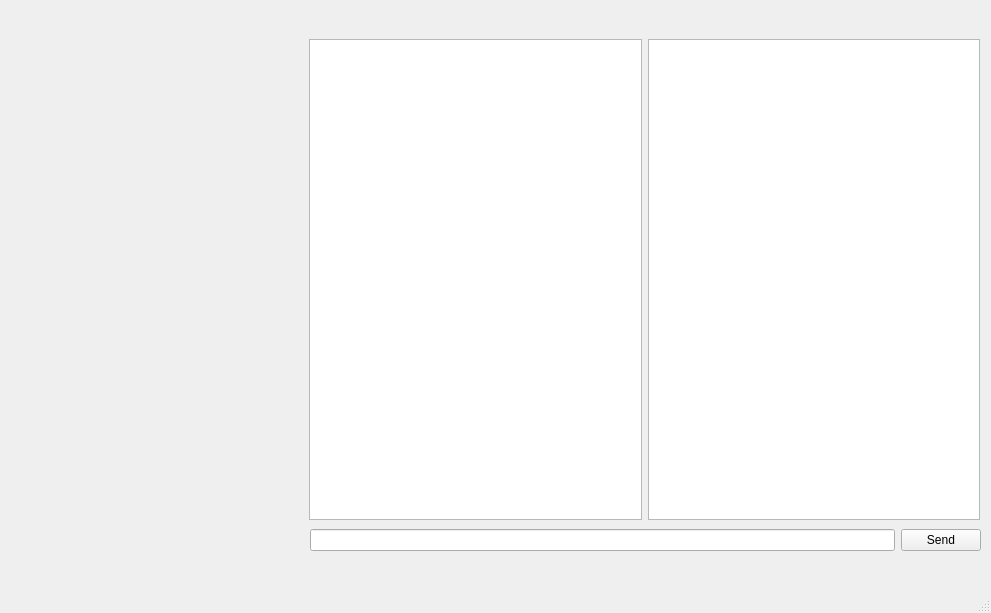
AP-projects-4001/yek-payam-daram, file mainpage.ui: the form before one commit.
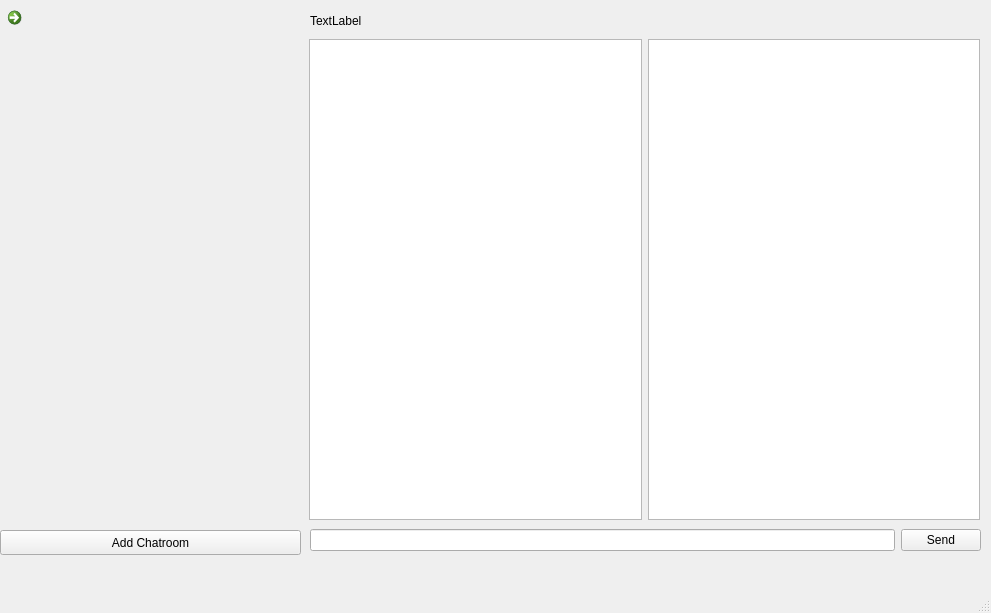
The form after the commit.

```diff
--- a/mainpage.ui
+++ b/mainpage.ui
@@ -18,9 +18,9 @@
     <property name="geometry">
      <rect>
       <x>0</x>
-      <y>0</y>
-      <width>311</width>
-      <height>561</height>
+      <y>40</y>
+      <width>301</width>
+      <height>481</height>
      </rect>
     </property>
     <layout class="QVBoxLayout" name="chatroomlistLayout"/>
@@ -74,7 +74,41 @@
       <height>41</height>
      </rect>
     </property>
-    <layout class="QHBoxLayout" name="horizontalLayout_3"/>
+    <layout class="QHBoxLayout" name="horizontalLayout_3">
+     <item>
+      <widget class="QLabel" name="label">
+       <property name="text">
+        <string>TextLabel</string>
+       </property>
+      </widget>
+     </item>
+    </layout>
+   </widget>
+   <widget class="QPushButton" name="pushButton">
+    <property name="geometry">
+     <rect>
+      <x>0</x>
+      <y>530</y>
+      <width>301</width>
+      <height>25</height>
+     </rect>
+    </property>
+    <property name="text">
+     <string>Add Chatroom</string>
+    </property>
+   </widget>
+   <widget class="QCommandLinkButton" name="settingButton">
+    <property name="geometry">
+     <rect>
+      <x>0</x>
+      <y>0</y>
+      <width>301</width>
+      <height>41</height>
+     </rect>
+    </property>
+    <property name="contextMenuPolicy">
+     <enum>Qt::DefaultContextMenu</enum>
+    </property>
    </widget>
   </widget>
   <widget class="QMenuBar" name="menubar">
```
Left out of the diff: 2 changed lines with no effect on the pictures.
